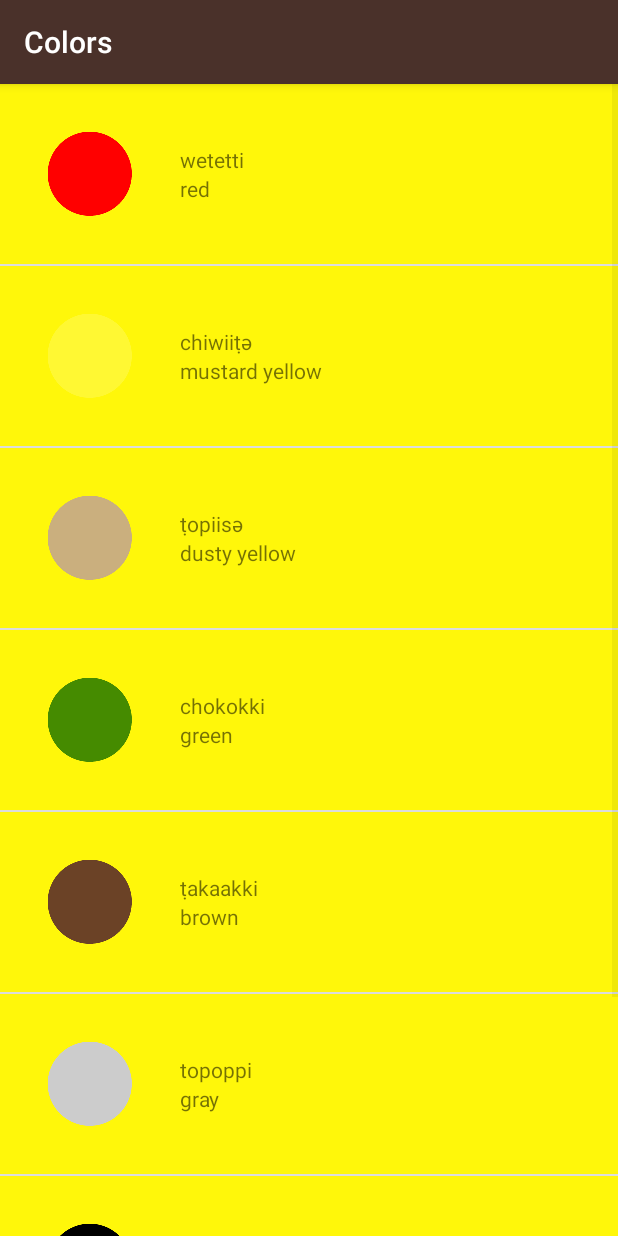
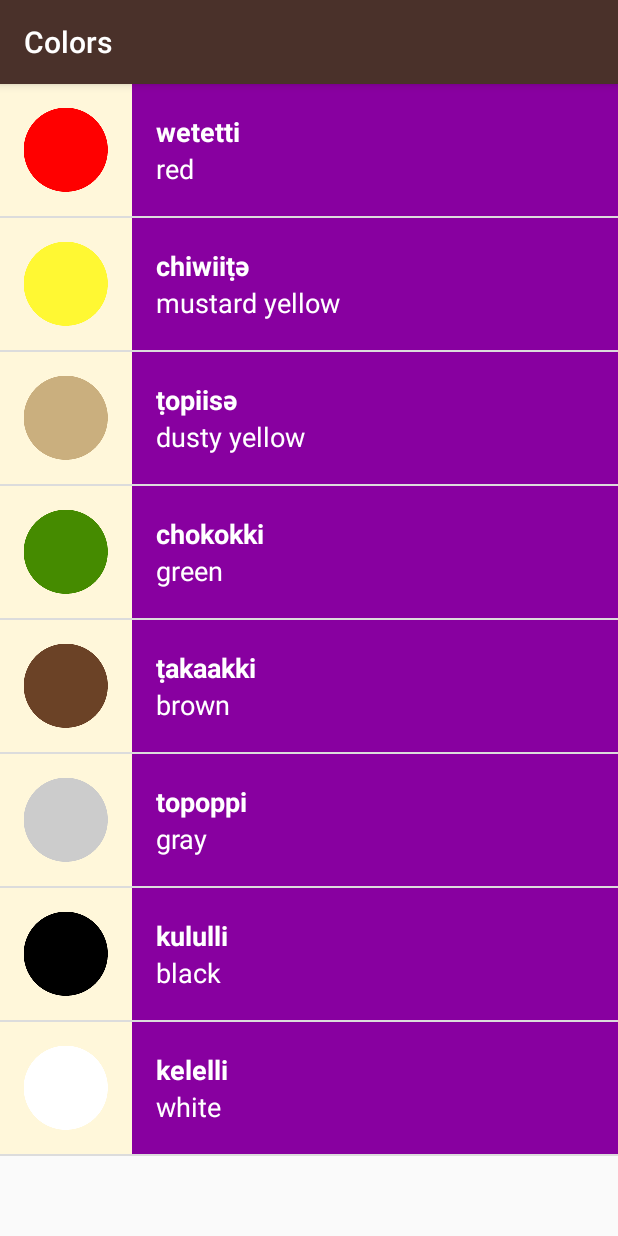
Before and after one commit to flyyy1024/miwork, an Android app: the ColorsActivity screen opened directly, with no data from a screen before it, on a phone screen of 412 x 824 dp. Run offline under Robolectric (Android 15) with nearby library versions, the phone set to English and light mode, and no system bars.

Commit message:
完善UI

```diff
--- a/app/src/main/java/com/example/flyyy/miwork/ColorsActivity.java
+++ b/app/src/main/java/com/example/flyyy/miwork/ColorsActivity.java
@@ -23,7 +23,7 @@ public class ColorsActivity extends AppCompatActivity {
         words.add(new Word("black", "kululli", R.drawable.color_black));
         words.add(new Word("white", "kelelli", R.drawable.color_white));
 
-        WordAdapter itermsAdapter = new WordAdapter(this, words);
+        WordAdapter itermsAdapter = new WordAdapter(this, words, R.color.category_colors);
         ListView listView = findViewById(R.id.list);
         listView.setAdapter(itermsAdapter);
     }
--- a/app/src/main/java/com/example/flyyy/miwork/FamilyActivity.java
+++ b/app/src/main/java/com/example/flyyy/miwork/FamilyActivity.java
@@ -25,7 +25,7 @@ public class FamilyActivity extends AppCompatActivity {
         words.add(new Word("grandmother", "ama", R.drawable.family_grandmother));
         words.add(new Word("grandfather", "paapa", R.drawable.family_grandfather));
 
-        WordAdapter itermsAdapter = new WordAdapter(this, words);
+        WordAdapter itermsAdapter = new WordAdapter(this, words, R.color.category_family);
         ListView listView = findViewById(R.id.list);
         listView.setAdapter(itermsAdapter);
 
--- a/app/src/main/java/com/example/flyyy/miwork/NumbersActivity.java
+++ b/app/src/main/java/com/example/flyyy/miwork/NumbersActivity.java
@@ -25,7 +25,7 @@ public class NumbersActivity extends AppCompatActivity {
         words.add(new Word("nine", "wo'e", R.drawable.number_nine));
         words.add(new Word("ten", "na'aacha", R.drawable.number_ten));
 
-        WordAdapter itermsAdapter = new WordAdapter(this, words);
+        WordAdapter itermsAdapter = new WordAdapter(this, words, R.color.category_numbers);
         ListView listView = findViewById(R.id.list);
         listView.setAdapter(itermsAdapter);
 
--- a/app/src/main/java/com/example/flyyy/miwork/PhrasesActivity.java
+++ b/app/src/main/java/com/example/flyyy/miwork/PhrasesActivity.java
@@ -36,7 +36,7 @@ public class PhrasesActivity extends AppCompatActivity {
         words.add(new Word("nine", "wo'e", R.drawable.number_nine));
         words.add(new Word("ten", "na'aacha", R.drawable.number_ten));*/
 
-        WordAdapter itermsAdapter = new WordAdapter(this, words);
+        WordAdapter itermsAdapter = new WordAdapter(this, words, R.color.category_phrases);
         ListView listView = findViewById(R.id.list);
         listView.setAdapter(itermsAdapter);
     }
--- a/app/src/main/java/com/example/flyyy/miwork/WordAdapter.java
+++ b/app/src/main/java/com/example/flyyy/miwork/WordAdapter.java
@@ -1,6 +1,8 @@
 package com.example.flyyy.miwork;
 
 import android.app.Activity;
+import android.graphics.Color;
+import android.support.v4.content.ContextCompat;
 import android.view.LayoutInflater;
 import android.view.View;
 import android.view.ViewGroup;
@@ -20,12 +22,15 @@ public class WordAdapter extends ArrayAdapter<Word> {
      * @param context The current context. Used to inflate the layout file.
      * @param word    A List of AndroidFlavor objects to display in a list
      */
-    public WordAdapter(Activity context, ArrayList<Word> word) {
+    private int mColorId;
+
+    public WordAdapter(Activity context, ArrayList<Word> word, int colorId) {
         // Here, we initialize the ArrayAdapter's internal storage for the context and the list.
         // the second argument is used when the ArrayAdapter is populating a single TextView.
         // Because this is a custom adapter for two TextViews and an ImageView, the adapter is not
         // going to use this second argument, so it can be any value. Here, we used 0.
         super(context, 0, word);
+        mColorId = colorId;
     }
 
     @Override
@@ -53,6 +58,8 @@ public class WordAdapter extends ArrayAdapter<Word> {
         defaultTextView.setText(currentWord.getDefaultWord());
 
         ImageView imageView = listItemView.findViewById(R.id.image_view);
+
+        //检查是否有图片资源，有显示，没有不显示
         if (currentWord.hasImage()) {
             imageView.setImageResource(currentWord.getmImageId());
             imageView.setVisibility(View.VISIBLE);
@@ -60,6 +67,12 @@ public class WordAdapter extends ArrayAdapter<Word> {
             imageView.setVisibility(View.GONE);
         }
 
+        View textContainer = listItemView.findViewById(R.id.text_container);
+        textContainer.setBackgroundResource(mColorId);
+        //以上代码可简写为：listItemView.findViewById(R.id.linear_layout_text_view).setBackgroundColor(ContextCompat.getColor(getContext(), mColorId));
+        //或：int color = ContextCompat.getColor(getContext(), mColorId);
+        //    textContainer.setBackgroundResource(color);
+
         // Return the whole list item layout (containing 2 TextViews and an ImageView)
         // so that it can be shown in the ListView
         return listItemView;
--- a/app/src/main/res/layout/list_item.xml
+++ b/app/src/main/res/layout/list_item.xml
@@ -3,10 +3,9 @@
     xmlns:tools="http://schemas.android.com/tools"
     android:layout_width="match_parent"
     android:layout_height="wrap_content"
-    android:orientation="horizontal"
+    android:background="@color/tan_color"
     android:minHeight="@dimen/list_item_height"
-    android:background="@color/category_numbers"
-    android:padding="16dp">
+    android:orientation="horizontal">
 
     <ImageView
         android:id="@+id/image_view"
@@ -15,22 +14,31 @@
         tools:src="@mipmap/ic_launcher" />
 
     <LinearLayout
+        android:id="@+id/text_container"
         android:layout_width="match_parent"
-        android:layout_height="wrap_content"
-        android:layout_gravity="center"
+        android:layout_height="match_parent"
         android:orientation="vertical"
         android:paddingLeft="16dp">
 
         <TextView
             android:id="@+id/miwork_text_view"
             android:layout_width="match_parent"
-            android:layout_height="wrap_content"
+            android:layout_height="0dp"
+            android:layout_weight="1"
+            android:gravity="bottom"
+            android:textAppearance="?android:textAppearanceMedium"
+            android:textColor="@android:color/white"
+            android:textStyle="bold"
             tools:text="lutti" />
 
         <TextView
             android:id="@+id/default_text_view"
             android:layout_width="match_parent"
-            android:layout_height="wrap_content"
+            android:layout_height="0dp"
+            android:layout_weight="1"
+            android:gravity="top"
+            android:textAppearance="?android:textAppearanceMedium"
+            android:textColor="@android:color/white"
             tools:text="one" />
     </LinearLayout>
 
--- a/app/src/main/res/values/colors.xml
+++ b/app/src/main/res/values/colors.xml
@@ -3,8 +3,9 @@
     <color name="colorPrimary">#4a312a</color>
     <color name="colorPrimaryDark">#2f1d1a</color>
     <color name="colorAccent">#D81B60</color>
-    <color name="category_numbers">#fff70a</color>
-    <color name="category_family">#fd8e09</color>
+    <color name="category_numbers">#fd8e09</color>
+    <color name="category_family">#379237</color>
     <color name="category_colors">#8800a0</color>
     <color name="category_phrases">#16afca</color>
+    <color name="tan_color">#fff7da</color>
 </resources>
```
